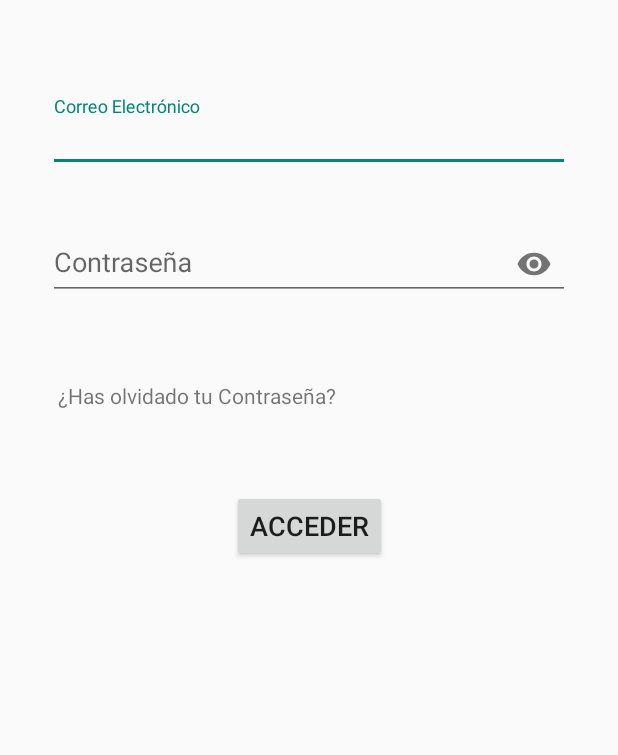
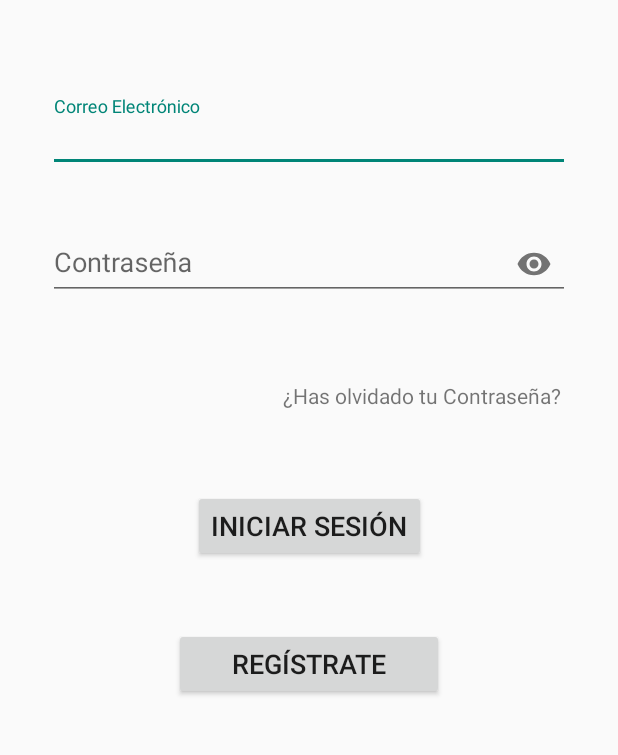
Before and after one commit to JuanRios66/My_Finances, an Android app: the layout activity_login.xml on its own in the app's theme, with its tools: preview values and no code run, on a phone screen of 412 x 824 dp, the part 212-967 px from its top. Run offline under Robolectric (Android 15) with nearby library versions, the phone set to English and light mode, and no system bars.

Commit message:
Funcionando, cambio de actividades, login-register-main con objetos

```diff
--- a/app/build.gradle
+++ b/app/build.gradle
@@ -30,6 +30,10 @@ android {
     kotlinOptions {
         jvmTarget = '1.8'
     }
+
+    buildFeatures{
+        viewBinding=true
+    }
 }
 
 dependencies {
--- a/app/src/main/res/layout/activity_login.xml
+++ b/app/src/main/res/layout/activity_login.xml
@@ -48,6 +48,7 @@
         android:layout_width="match_parent"
         android:layout_height="wrap_content"
         android:layout_marginTop="32dp"
+        android:focusableInTouchMode="false"
         app:boxBackgroundMode="outline"
         app:boxCornerRadiusBottomEnd="20dp"
         app:boxCornerRadiusBottomStart="20dp"
@@ -68,7 +69,7 @@
     </com.google.android.material.textfield.TextInputLayout>
 
     <Button
-        android:id="@+id/buttonsend"
+        android:id="@+id/buttonlogin"
         android:layout_width="wrap_content"
         android:layout_height="wrap_content"
         android:layout_marginBottom="150dp"
@@ -76,7 +77,6 @@
         android:text="@string/send"
         android:textSize="18sp"
         app:cornerRadius="20dp"
-        app:icon="@android:drawable/ic_menu_send"
         app:iconGravity="textStart"
         app:iconTintMode="multiply"
         app:layout_constraintBottom_toBottomOf="parent"
@@ -88,13 +88,27 @@
         android:id="@+id/forgetpass"
         android:layout_width="wrap_content"
         android:layout_height="wrap_content"
-        android:layout_marginEnd="150dp"
+        android:layout_marginStart="150dp"
         android:clickable="true"
         android:focusable="true"
         android:text="@string/Forgetpass"
-        app:layout_constraintBottom_toTopOf="@+id/buttonsend"
+        app:layout_constraintBottom_toTopOf="@+id/buttonlogin"
         app:layout_constraintEnd_toEndOf="parent"
         app:layout_constraintStart_toStartOf="parent"
         app:layout_constraintTop_toBottomOf="@+id/layoutpass" />
 
+    <Button
+        android:id="@+id/button_to_register"
+        style="?attr/materialButtonOutlinedStyle"
+        android:layout_width="180dp"
+        android:layout_height="wrap_content"
+        android:layout_marginBottom="140dp"
+        android:text="@string/gotoregister"
+        android:textSize="18sp"
+        app:cornerRadius="20dp"
+        app:layout_constraintBottom_toBottomOf="parent"
+        app:layout_constraintEnd_toEndOf="parent"
+        app:layout_constraintStart_toStartOf="parent"
+        app:layout_constraintTop_toBottomOf="@+id/buttonlogin" />
+
 </androidx.constraintlayout.widget.ConstraintLayout>
--- a/app/src/main/res/layout/activity_main.xml
+++ b/app/src/main/res/layout/activity_main.xml
@@ -7,6 +7,7 @@
     tools:context=".MainActivity">
 
     <TextView
+        android:id="@+id/emailtextview"
         android:layout_width="wrap_content"
         android:layout_height="wrap_content"
         android:text="Hello World!"
--- a/app/src/main/res/values/strings.xml
+++ b/app/src/main/res/values/strings.xml
@@ -3,7 +3,7 @@
     <string name="email">Correo Electrónico</string>
     <string name="pass">Contraseña</string>
     <string name="title">My Finances</string>
-    <string name="send" >Acceder</string>
+    <string name="send" >Iniciar Sesión</string>
     <string name="error_pass">*Campo Obligatorio</string>
     <string name="name">Nombre de Usuario</string>
     <string name="repeatpass">Repetir Contraseña</string>
@@ -12,4 +12,10 @@
     <string name="fieldcheck">* Obligatorio</string>
     <string name="Forgetpass">¿Has olvidado tu Contraseña?</string>
     <string name="image">splash</string>
+    <string name="logout">Cerrar Sesión</string>
+    <string name="errorlogin">Verifique el Correo o Registrese</string>
+    <string name="errorregister">Verifique todos los campos</string>
+    <string name="errorpass">Contraseña Incorrecta</string>
+    <string name="gotoregister">Regístrate</string>
+    <string name="coincidencia">Las contraseñas no Coinciden</string>
 </resources>
```
Also changed, not shown: app/src/main/AndroidManifest.xml (+4 -4 lines), app/src/main/java/com/juanrios66/myfinances/LoginActivity.kt (+47 -2 lines), app/src/main/java/com/juanrios66/myfinances/MainActivity.kt (+29 -1 lines), app/src/main/java/com/juanrios66/myfinances/RegisterActivity.kt (+40 -2 lines), app/src/main/java/com/juanrios66/myfinances/SplashActivity.kt (+5 -5 lines), app/src/main/java/com/juanrios66/myfinances/Users.kt (added, +9 -0 lines), app/src/main/res/layout/activity_register.xml (+14 -11 lines), app/src/main/res/menu/menu.xml (added, +8 -0 lines).
